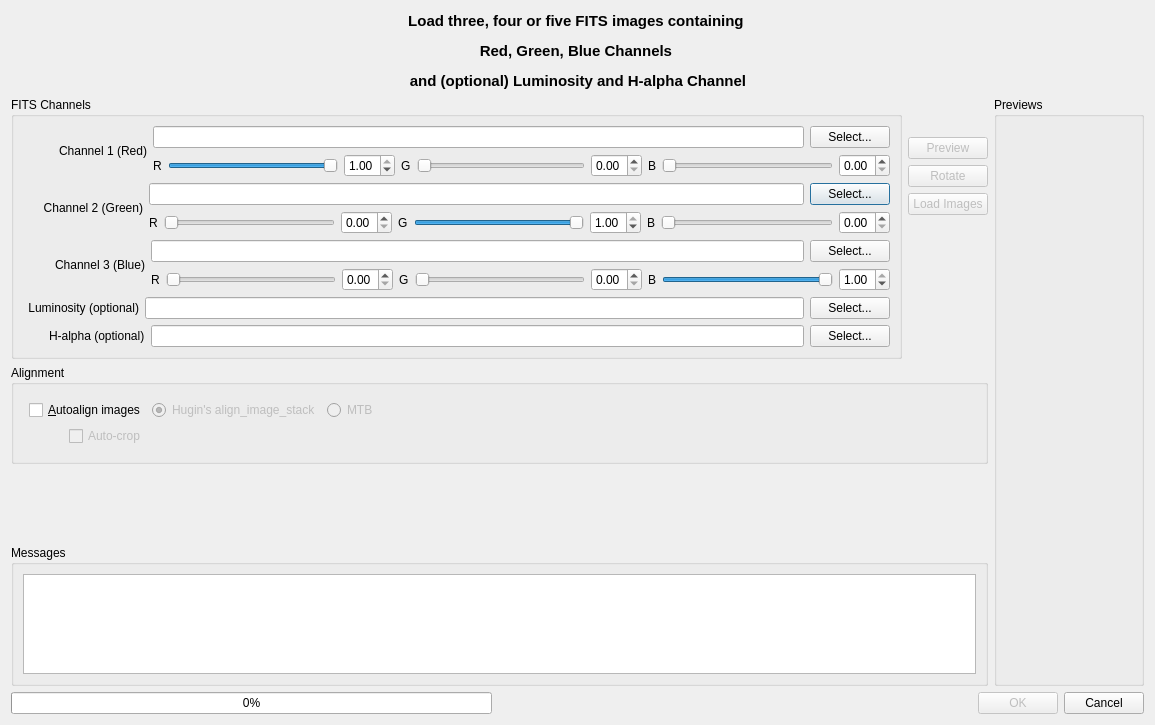
LuminanceHDR/LuminanceHDR, file src/UI/FitsImporter.ui: the form before one commit.
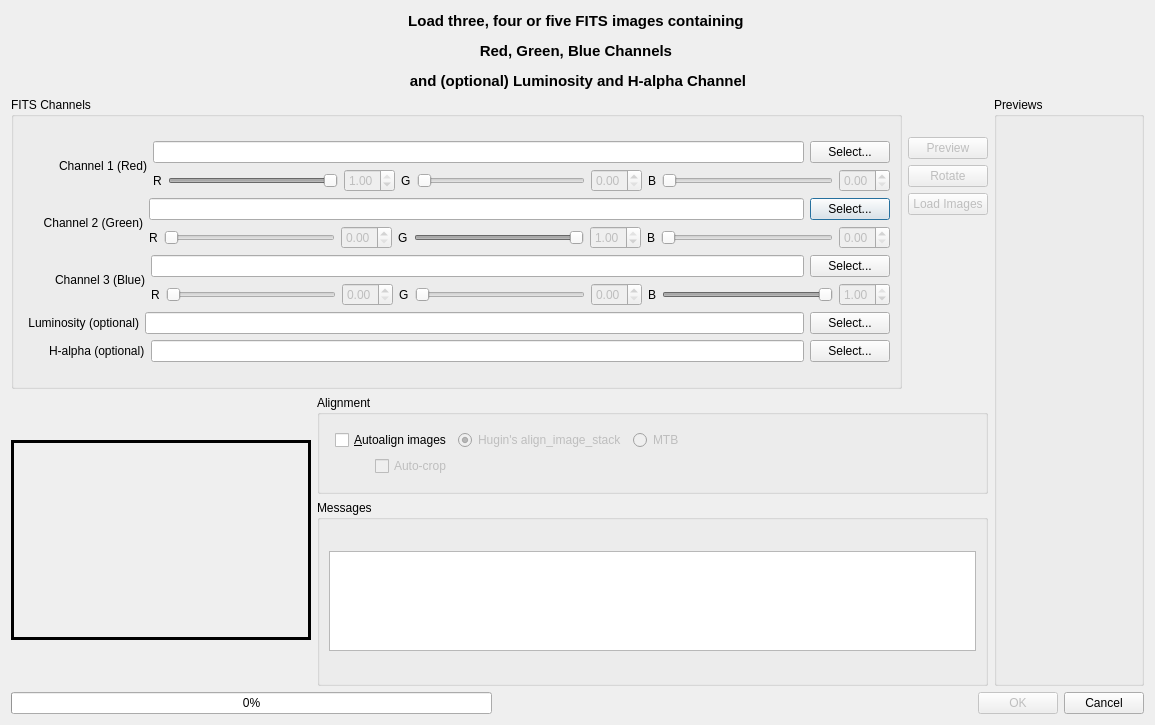
The form after the commit. Icons and pictures are not drawn.

Commit message: [FITS]: Realtime preview

The edit to the form file:
```diff
--- a/src/UI/FitsImporter.ui
+++ b/src/UI/FitsImporter.ui
@@ -32,7 +32,7 @@
    <string>FITS Importer</string>
   </property>
   <layout class="QGridLayout" name="gridLayout_6">
-   <item row="0" column="0">
+   <item row="0" column="0" colspan="2">
     <layout class="QHBoxLayout" name="horizontalLayout_6">
      <item>
       <widget class="QLabel" name="label_6">
@@ -125,10 +125,10 @@
      </item>
     </layout>
    </item>
-   <item row="1" column="0">
-    <layout class="QHBoxLayout" name="horizontalLayout_30">
+   <item row="1" column="0" rowspan="2" colspan="2">
+    <layout class="QHBoxLayout" name="horizontalLayout_26">
      <item>
-      <layout class="QVBoxLayout" name="verticalLayout">
+      <layout class="QVBoxLayout" name="verticalLayout_5">
        <item>
         <layout class="QHBoxLayout" name="horizontalLayout_29">
          <item>
@@ -201,6 +201,9 @@
                       </item>
                       <item>
                        <widget class="QSlider" name="hsGreenRed">
+                        <property name="enabled">
+                         <bool>false</bool>
+                        </property>
                         <property name="maximum">
                          <number>10000</number>
                         </property>
@@ -211,6 +214,9 @@
                       </item>
                       <item>
                        <widget class="QDoubleSpinBox" name="dsbGreenRed">
+                        <property name="enabled">
+                         <bool>false</bool>
+                        </property>
                         <property name="maximum">
                          <double>1.000000000000000</double>
                         </property>
@@ -232,6 +238,9 @@
                       </item>
                       <item>
                        <widget class="QSlider" name="hsGreenGreen">
+                        <property name="enabled">
+                         <bool>false</bool>
+                        </property>
                         <property name="maximum">
                          <number>10000</number>
                         </property>
@@ -245,6 +254,9 @@
                       </item>
                       <item>
                        <widget class="QDoubleSpinBox" name="dsbGreenGreen">
+                        <property name="enabled">
+                         <bool>false</bool>
+                        </property>
                         <property name="maximum">
                          <double>1.000000000000000</double>
                         </property>
@@ -269,6 +281,9 @@
                       </item>
                       <item>
                        <widget class="QSlider" name="hsGreenBlue">
+                        <property name="enabled">
+                         <bool>false</bool>
+                        </property>
                         <property name="maximum">
                          <number>10000</number>
                         </property>
@@ -279,6 +294,9 @@
                       </item>
                       <item>
                        <widget class="QDoubleSpinBox" name="dsbGreenBlue">
+                        <property name="enabled">
+                         <bool>false</bool>
+                        </property>
                         <property name="maximum">
                          <double>1.000000000000000</double>
                         </property>
@@ -357,6 +375,9 @@
                       </item>
                       <item>
                        <widget class="QSlider" name="hsBlueRed">
+                        <property name="enabled">
+                         <bool>false</bool>
+                        </property>
                         <property name="maximum">
                          <number>10000</number>
                         </property>
@@ -367,6 +388,9 @@
                       </item>
                       <item>
                        <widget class="QDoubleSpinBox" name="dsbBlueRed">
+                        <property name="enabled">
+                         <bool>false</bool>
+                        </property>
                         <property name="maximum">
                          <double>1.000000000000000</double>
                         </property>
@@ -388,6 +412,9 @@
                       </item>
                       <item>
                        <widget class="QSlider" name="hsBlueGreen">
+                        <property name="enabled">
+                         <bool>false</bool>
+                        </property>
                         <property name="maximum">
                          <number>10000</number>
                         </property>
@@ -398,6 +425,9 @@
                       </item>
                       <item>
                        <widget class="QDoubleSpinBox" name="dsbBlueGreen">
+                        <property name="enabled">
+                         <bool>false</bool>
+                        </property>
                         <property name="maximum">
                          <double>1.000000000000000</double>
                         </property>
@@ -419,6 +449,9 @@
                       </item>
                       <item>
                        <widget class="QSlider" name="hsBlueBlue">
+                        <property name="enabled">
+                         <bool>false</bool>
+                        </property>
                         <property name="maximum">
                          <number>10000</number>
                         </property>
@@ -432,6 +465,9 @@
                       </item>
                       <item>
                        <widget class="QDoubleSpinBox" name="dsbBlueBlue">
+                        <property name="enabled">
+                         <bool>false</bool>
+                        </property>
                         <property name="maximum">
                          <double>1.000000000000000</double>
                         </property>
@@ -562,6 +598,9 @@
                       </item>
                       <item>
                        <widget class="QSlider" name="hsRedRed">
+                        <property name="enabled">
+                         <bool>false</bool>
+                        </property>
                         <property name="maximum">
                          <number>10000</number>
                         </property>
@@ -575,6 +614,9 @@
                       </item>
                       <item>
                        <widget class="QDoubleSpinBox" name="dsbRedRed">
+                        <property name="enabled">
+                         <bool>false</bool>
+                        </property>
                         <property name="maximum">
                          <double>1.000000000000000</double>
                         </property>
@@ -599,6 +641,9 @@
                       </item>
                       <item>
                        <widget class="QSlider" name="hsRedGreen">
+                        <property name="enabled">
+                         <bool>false</bool>
+                        </property>
                         <property name="maximum">
                          <number>10000</number>
                         </property>
@@ -609,6 +654,9 @@
                       </item>
                       <item>
                        <widget class="QDoubleSpinBox" name="dsbRedGreen">
+                        <property name="enabled">
+                         <bool>false</bool>
+                        </property>
                         <property name="maximum">
                          <double>1.000000000000000</double>
                         </property>
@@ -630,6 +678,9 @@
                       </item>
                       <item>
                        <widget class="QSlider" name="hsRedBlue">
+                        <property name="enabled">
+                         <bool>false</bool>
+                        </property>
                         <property name="maximum">
                          <number>10000</number>
                         </property>
@@ -640,6 +691,9 @@
                       </item>
                       <item>
                        <widget class="QDoubleSpinBox" name="dsbRedBlue">
+                        <property name="enabled">
+                         <bool>false</bool>
+                        </property>
                         <property name="maximum">
                          <double>1.000000000000000</double>
                         </property>
@@ -800,6 +854,41 @@
         </layout>
        </item>
        <item>
+        <layout class="QHBoxLayout" name="horizontalLayout_10">
+         <item>
+          <widget class="QLabel" name="previewLabel">
+           <property name="sizePolicy">
+            <sizepolicy hsizetype="Fixed" vsizetype="Fixed">
+             <horstretch>0</horstretch>
+             <verstretch>0</verstretch>
+            </sizepolicy>
+           </property>
+           <property name="minimumSize">
+            <size>
+             <width>300</width>
+             <height>200</height>
+            </size>
+           </property>
+           <property name="maximumSize">
+            <size>
+             <width>300</width>
+             <height>200</height>
+            </size>
+           </property>
+           <property name="frameShape">
+            <enum>QFrame::Box</enum>
+           </property>
+           <property name="lineWidth">
+            <number>3</number>
+           </property>
+           <property name="text">
+            <string/>
+           </property>
+          </widget>
+         </item>
+         <item>
+          <layout class="QVBoxLayout" name="verticalLayout">
+           <item>
         <widget class="QGroupBox" name="alignGroupBox">
          <property name="enabled">
           <bool>true</bool>
@@ -902,19 +991,6 @@
          </layout>
         </widget>
        </item>
-       <item>
-        <spacer name="verticalSpacer_3">
-         <property name="orientation">
-          <enum>Qt::Vertical</enum>
-         </property>
-         <property name="sizeHint" stdset="0">
-          <size>
-           <width>20</width>
-           <height>40</height>
-          </size>
-         </property>
-        </spacer>
-       </item>
        <item>
         <widget class="QGroupBox" name="groupBoxMessages">
          <property name="sizePolicy">
@@ -945,6 +1021,10 @@
        </item>
       </layout>
      </item>
+        </layout>
+       </item>
+      </layout>
+     </item>
      <item>
       <widget class="QGroupBox" name="grpPreviews">
        <property name="sizePolicy">
@@ -980,7 +1060,7 @@
      </item>
     </layout>
    </item>
-   <item row="2" column="0">
+   <item row="3" column="0" colspan="2">
     <layout class="QHBoxLayout" name="horizontalLayout_4">
      <item>
       <widget class="QProgressBar" name="progressBar">
```
Left out of the diff: 43 changed lines with no effect on the pictures. Lines whose indentation alone changed are shown as unchanged. The commit also changes 2 other files.
